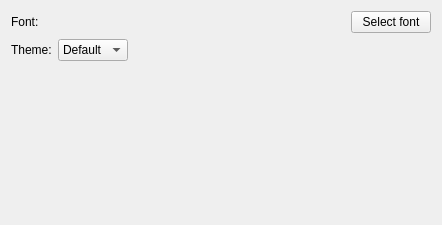
Old version of the form src/dialogs/preferences/GeneralOptionsWidget.ui in the repository rizinorg/cutter.
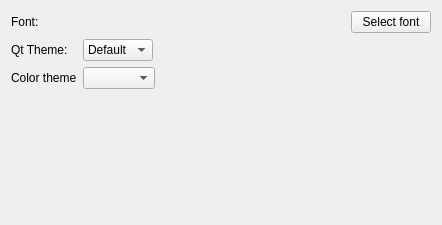
New version of the form.

Commit message: Splitted Qt theme and color theme (now using eco/ecoj)

Patch:
```diff
--- a/src/dialogs/preferences/GeneralOptionsWidget.ui
+++ b/src/dialogs/preferences/GeneralOptionsWidget.ui
@@ -59,7 +59,7 @@
      <item row="1" column="0">
       <widget class="QLabel" name="themeLabel">
        <property name="text">
-        <string>Theme:</string>
+        <string>Qt Theme:</string>
        </property>
       </widget>
      </item>
@@ -83,6 +83,23 @@
        </item>
       </widget>
      </item>
+     <item row="2" column="0">
+      <widget class="QLabel" name="colorLabel">
+       <property name="text">
+        <string>Color theme</string>
+       </property>
+      </widget>
+     </item>
+     <item row="2" column="1">
+      <widget class="QComboBox" name="colorComboBox">
+       <property name="sizePolicy">
+        <sizepolicy hsizetype="Maximum" vsizetype="Fixed">
+         <horstretch>0</horstretch>
+         <verstretch>0</verstretch>
+        </sizepolicy>
+       </property>
+      </widget>
+     </item>
     </layout>
    </item>
   </layout>
```
The commit also changes 9 other files.
